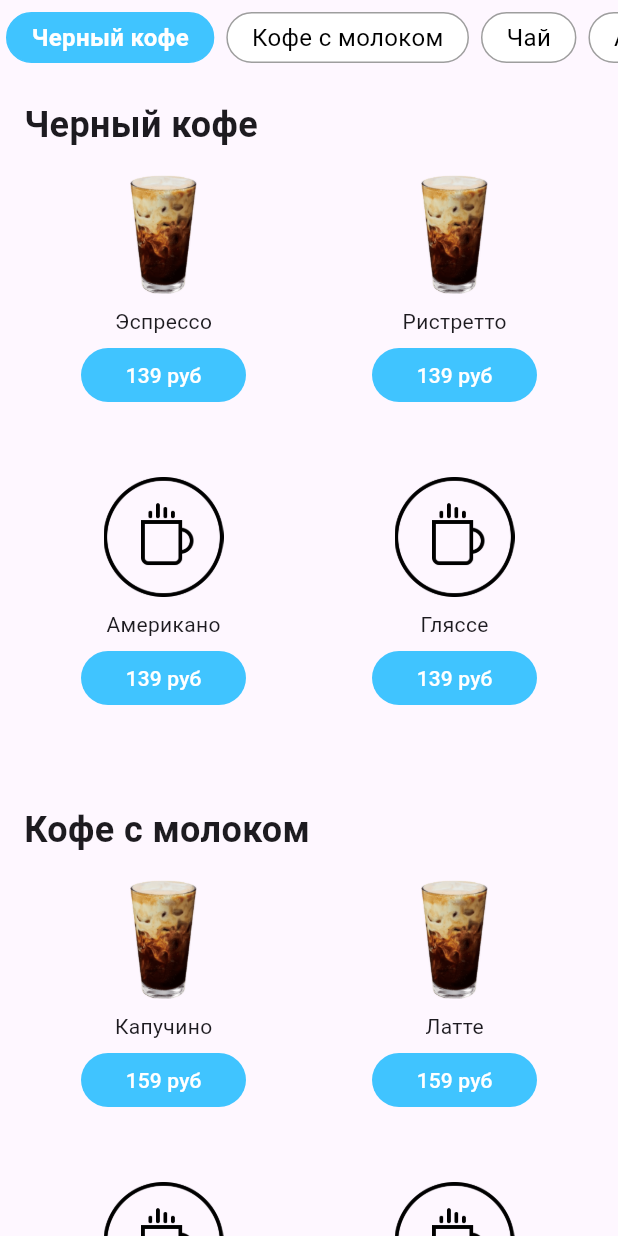
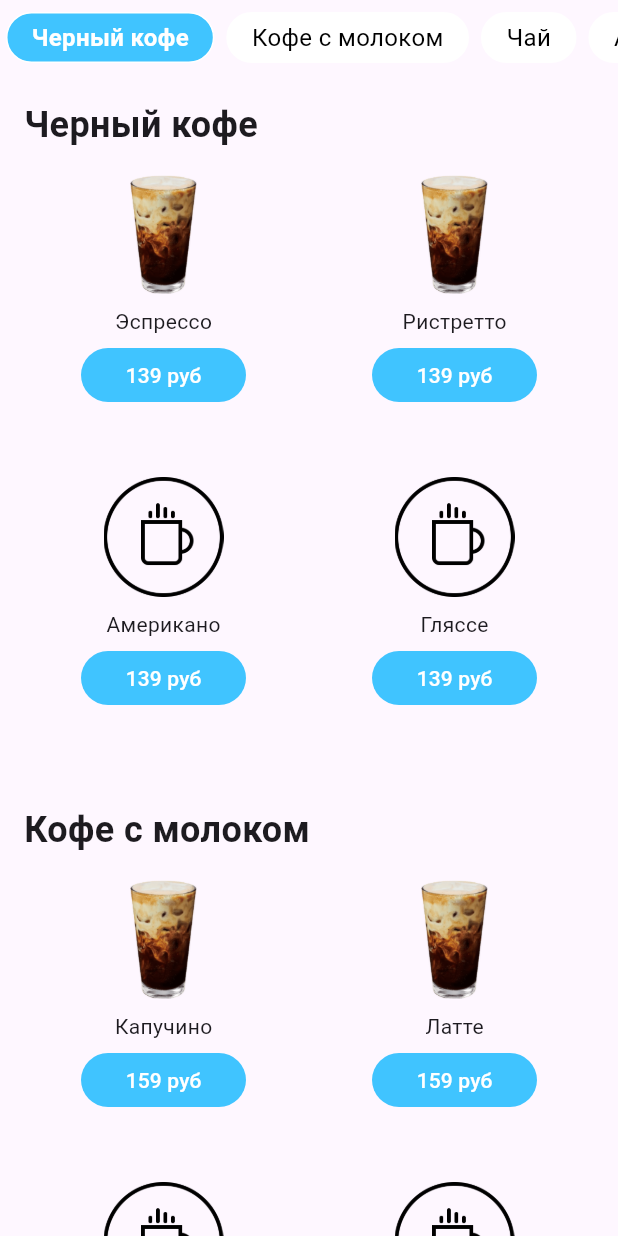
Before and after one commit to s1lda/coffee_menu, a Flutter app: the screen it shows after launch, on a phone screen of 412 x 824 dp. Run offline on Flutter 3.47's test engine with Material 3 defaults, Android fonts, the light colour scheme and no system bars.

Commit message:
fix color unactive category button

```diff
--- a/lib/src/menu/menu_screencoffee.dart
+++ b/lib/src/menu/menu_screencoffee.dart
@@ -132,7 +132,7 @@ class _CoffeeHomePageState extends State<CoffeeHomePage> {
                     decoration: BoxDecoration(
                       color: isSelected ? CoffeeAppColors.activeCategoryBackground : CoffeeAppColors.categoryBackground,
                       borderRadius: BorderRadius.circular(20),
-                      border: Border.all(color: isSelected ? CoffeeAppColors.activeCategoryBackground : Colors.grey),
+                      border: Border.all(color: Colors.white),
                     ),
                     margin: const EdgeInsets.symmetric(horizontal: 4, vertical: 8),
                     child: Text(
```
